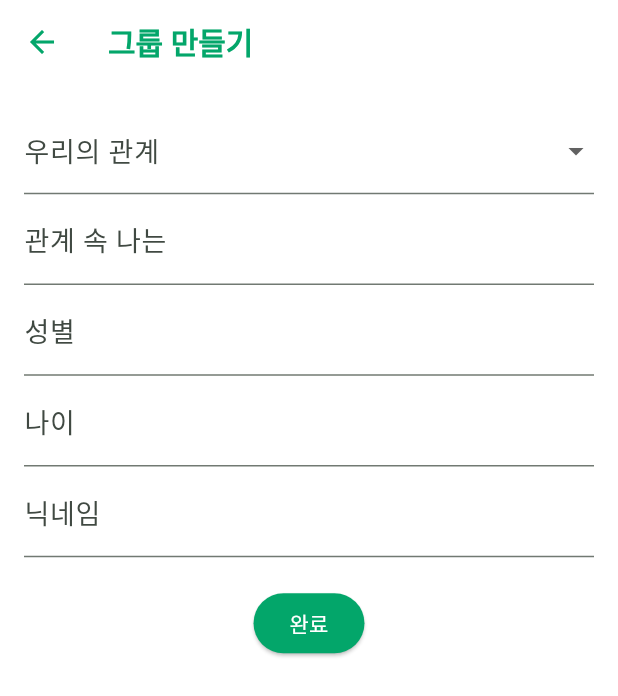
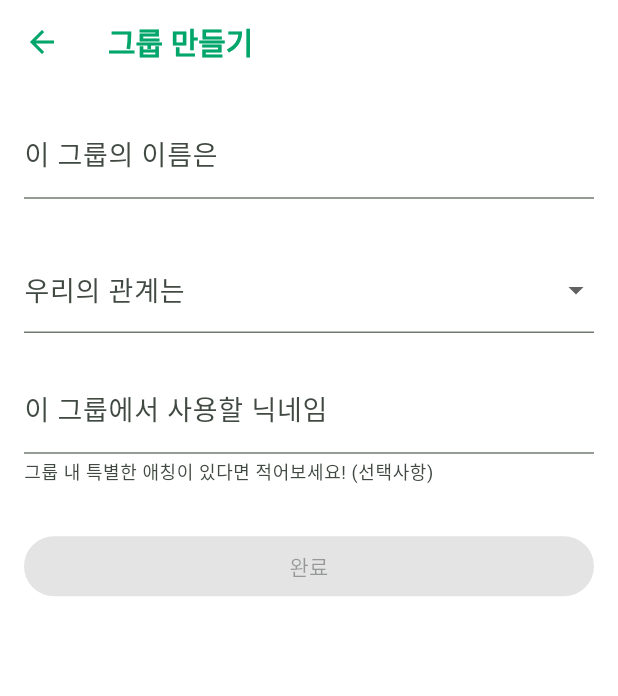
Before and after one commit to nytrio-112/OMMA_team_sketch, a Flutter app: the MakeGroupScreen screen opened by its route, on a phone screen of 412 x 824 dp. Shown: the top 696 px of the screen. Run offline on Flutter 3.47's test engine with Material 3 defaults, Android fonts, the phone set to English and light mode, and no system bars; our stand-ins replace cloud_firestore, firebase_auth, firebase_core; accounts and stored records are empty; project files that could hold a hidden picture were left out.

Commit message:
makegroup 페이지 구조 수정 및 teams DB 구축

```diff
--- a/lib/screens/makegroup_screen.dart
+++ b/lib/screens/makegroup_screen.dart
@@ -1,34 +1,187 @@
+import 'dart:math';
+
+import 'package:cloud_firestore/cloud_firestore.dart';
+import 'package:firebase_auth/firebase_auth.dart';
 import 'package:flutter/material.dart';
+import '../constants/colors.dart';
 
-class MakeGroupScreen extends StatelessWidget {
+class MakeGroupScreen extends StatefulWidget {
   const MakeGroupScreen({super.key});
+
+  @override
+  State<MakeGroupScreen> createState() => _MakeGroupScreenState();
+}
+
+class _MakeGroupScreenState extends State<MakeGroupScreen> {
+  final _groupNameController = TextEditingController();
+  final _roleController = TextEditingController();
+  final _nicknameController = TextEditingController();
+
+  String? _relationship;
+  bool _isLoading = false;
+
+  final _auth = FirebaseAuth.instance;
+  final _firestore = FirebaseFirestore.instance;
+
+  @override
+  void dispose() {
+    _groupNameController.dispose();
+    _roleController.dispose();
+    _nicknameController.dispose();
+    super.dispose();
+  }
+
+  bool get _isCompleteEnabled {
+    if (_groupNameController.text.trim().isEmpty || _relationship == null)
+      return false;
+    if (_relationship == '가족' && _roleController.text.trim().isEmpty)
+      return false;
+    return true;
+  }
+
+  String _generateRandomString(int length) {
+    const chars =
+        'ABCDEFGHIJKLMNOPQRSTUVWXYZabcdefghijklmnopqrstuvwxyz0123456789';
+    final rand = Random.secure();
+    return List.generate(
+      length,
+      (_) => chars[rand.nextInt(chars.length)],
+    ).join();
+  }
+
+  Future<String> _getUniqueInvitationCode() async {
+    String code;
+    QuerySnapshot snapshot;
+
+    do {
+      code = _generateRandomString(6);
+      snapshot = await _firestore
+          .collection('teams')
+          .where('invitationCode', isEqualTo: code)
+          .get();
+    } while (snapshot.docs.isNotEmpty);
+
+    return code;
+  }
+
+  Future<void> _createTeam() async {
+    setState(() {
+      _isLoading = true;
+    });
+
+    try {
+      final currentUser = _auth.currentUser;
+      if (currentUser == null) throw Exception("로그인이 필요합니다.");
+
+      final userRef = _firestore.collection('users').doc(currentUser.uid);
+      final teamID = _generateRandomString(10);
+      final invitationCode = await _getUniqueInvitationCode();
+      final now = FieldValue.serverTimestamp();
+
+      final roleKey =
+          (_relationship == '가족' && _roleController.text.trim().isNotEmpty)
+          ? _roleController.text.trim()
+          : '팀원 1';
+
+      final teamData = {
+        'teamID': teamID,
+        'invitationCode': invitationCode,
+        'groupName': _groupNameController.text.trim(),
+        'groupType': _relationship,
+        'createdAt': now,
+        'membersCount': 1,
+        'isActive': true,
+        'members': {
+          roleKey: {'ref': userRef, 'isActive': true},
+        },
+        'startMember': userRef,
+      };
+
+      await _firestore.collection('teams').doc('team_$teamID').set(teamData);
+
+      if (!mounted) return;
+      Navigator.pushNamed(context, '/mypage');
+    } catch (e) {
+      ScaffoldMessenger.of(context).showSnackBar(
+        SnackBar(
+          content: Text('오류가 발생했습니다. 다시 시도해주세요.'),
+          backgroundColor: OmmaColors.redAlert,
+        ),
+      );
+    } finally {
+      setState(() {
+        _isLoading = false;
+      });
+    }
+  }
+
+  void _updateState() => setState(() {});
 
   @override
   Widget build(BuildContext context) {
     return Scaffold(
       appBar: AppBar(title: const Text('그룹 만들기')),
-      body: Padding(
-        padding: const EdgeInsets.all(16.0),
+      body: SingleChildScrollView(
+        padding: const EdgeInsets.all(16),
         child: Column(
           children: [
+            TextField(
+              controller: _groupNameController,
+              onChanged: (_) => _updateState(),
+              decoration: const InputDecoration(
+                labelText: '이 그룹의 이름은',
+                helperText: '',
+              ),
+            ),
+            const SizedBox(height: 12),
             DropdownButtonFormField<String>(
+              value: _relationship,
               items: const [
                 DropdownMenuItem(value: '가족', child: Text('가족')),
                 DropdownMenuItem(value: '친구', child: Text('친구')),
+                DropdownMenuItem(value: '연인', child: Text('연인')),
+                DropdownMenuItem(value: '기타', child: Text('기타')),
               ],
-              onChanged: (value) {},
-              decoration: const InputDecoration(labelText: '우리의 관계'),
+              onChanged: (value) {
+                setState(() {
+                  _relationship = value;
+                  if (value != '가족') {
+                    _roleController.clear();
+                  }
+                });
+              },
+              decoration: const InputDecoration(labelText: '우리의 관계는'),
             ),
-            TextField(decoration: const InputDecoration(labelText: '관계 속 나는')),
-            TextField(decoration: const InputDecoration(labelText: '성별')),
-            TextField(decoration: const InputDecoration(labelText: '나이')),
-            TextField(decoration: const InputDecoration(labelText: '닉네임')),
+            if (_relationship == '가족') ...[
+              const SizedBox(height: 12),
+              TextField(
+                controller: _roleController,
+                onChanged: (_) => _updateState(),
+                decoration: const InputDecoration(
+                  labelText: '관계 속 나의 역할은',
+                  helperText: 'ex. 엄마, 아빠, 아들, 딸',
+                ),
+              ),
+            ],
             const SizedBox(height: 20),
-            ElevatedButton(
-              onPressed: () {
-                Navigator.pushNamed(context, '/invitingcode');
-              },
-              child: const Text('완료'),
+            TextField(
+              controller: _nicknameController,
+              decoration: const InputDecoration(
+                labelText: '이 그룹에서 사용할 닉네임',
+                helperText: '그룹 내 특별한 애칭이 있다면 적어보세요! (선택사항)',
+              ),
+            ),
+            const SizedBox(height: 30),
+            SizedBox(
+              width: double.infinity,
+              child: ElevatedButton(
+                onPressed: _isCompleteEnabled && !_isLoading
+                    ? _createTeam
+                    : null,
+                child: _isLoading
+                    ? const CircularProgressIndicator(color: Colors.white)
+                    : const Text('완료'),
+              ),
             ),
           ],
         ),
```
